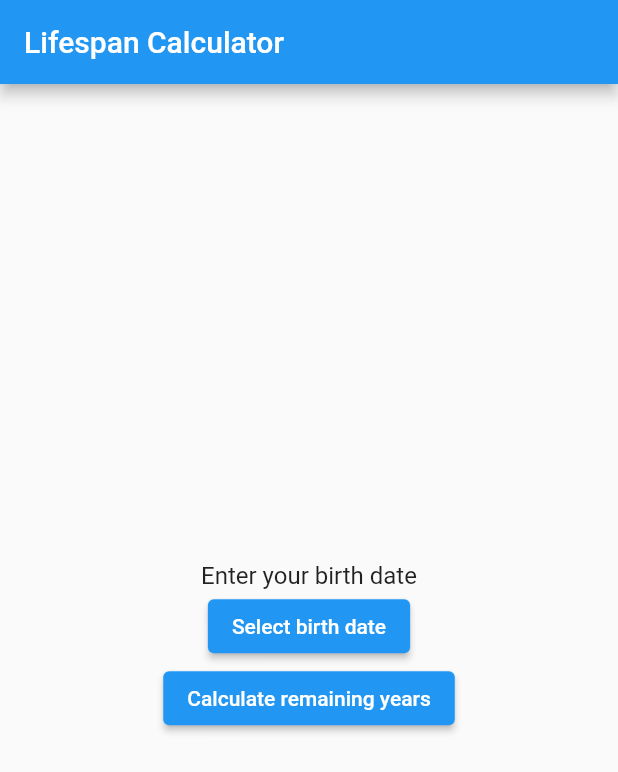
After one commit to ishii-kanade/lifespan_calculator, a Flutter app: the screen it shows after launch, on a phone screen of 412 x 824 dp. The commit adds this screen. Shown: the top 772 px of the screen. Run offline on Flutter 3.47's test engine with Material 2 defaults, Android fonts, the phone set to English and light mode, and no system bars.

Commit message:
ファイルをなるべく小さく分割

```diff
--- a/lib/age_calculator.dart
+++ b/lib/age_calculator.dart
@@ -1,5 +1,5 @@
 import 'package:flutter/material.dart';
-import 'age_input.dart';
+import 'age_calculator_screen.dart';
 
 class AgeCalculator extends StatelessWidget {
   const AgeCalculator({Key? key}) : super(key: key);
@@ -7,7 +7,7 @@ class AgeCalculator extends StatelessWidget {
   @override
   Widget build(BuildContext context) {
     return const MaterialApp(
-      home: AgeCalculatorWidget(),
+      home: AgeCalculatorScreen(),
     );
   }
 }
--- /dev/null
+++ b/lib/age_calculator_screen.dart
@@ -0,0 +1,27 @@
+import 'package:flutter/material.dart';
+import 'package:lifespan_calculator/widgets/birth_date.dart';
+import 'package:lifespan_calculator/widgets/calculate_button.dart';
+import 'package:lifespan_calculator/widgets/remaining_life_span.dart';
+import 'package:lifespan_calculator/widgets/select_birth_date_button.dart';
+
+class AgeCalculatorScreen extends StatelessWidget {
+  const AgeCalculatorScreen({Key? key}) : super(key: key);
+
+  @override
+  Widget build(BuildContext context) {
+    return Scaffold(
+      appBar: AppBar(
+        title: const Text('Lifespan Calculator'),
+      ),
+      body: Column(
+        mainAxisAlignment: MainAxisAlignment.center,
+        children: <Widget>[
+          birthDate(context),
+          selectBirthDateButton(context),
+          calculateButton(context),
+          remainingLifeSpan(context),
+        ],
+      ),
+    );
+  }
+}
--- /dev/null
+++ b/lib/widgets/birth_date.dart
@@ -0,0 +1,15 @@
+import 'package:flutter/material.dart';
+import 'package:provider/provider.dart';
+import '../age_calculator_viewmodel.dart';
+
+Widget birthDate(BuildContext context) {
+  final viewModel = Provider.of<AgeCalculatorViewModel>(context);
+  return Center(
+    child: Text(
+      viewModel.birthDate == null
+          ? 'Enter your birth date'
+          : 'Birth date: ${viewModel.birthDate!.toLocal()}'.split(' ')[0],
+      style: const TextStyle(fontSize: 16.0),
+    ),
+  );
+}
--- /dev/null
+++ b/lib/widgets/calculate_button.dart
@@ -0,0 +1,21 @@
+import 'package:flutter/material.dart';
+import 'package:provider/provider.dart';
+import '../age_calculator_logic.dart';
+import '../age_calculator_viewmodel.dart';
+
+Widget calculateButton(BuildContext context) {
+  return Center(
+    child: ElevatedButton(
+      onPressed: () {
+        final viewModel =
+        Provider.of<AgeCalculatorViewModel>(context, listen: false);
+        final result = calculateRemainingLife(viewModel.birthDate);
+        if (result != null) {
+          viewModel.setMessage(
+              'You have approximately ${result['years']} years, ${result['months']} months, and ${result['days']} days left.');
+        }
+      },
+      child: const Text('Calculate remaining years'),
+    ),
+  );
+}
--- /dev/null
+++ b/lib/widgets/remaining_life_span.dart
@@ -0,0 +1,8 @@
+import 'package:flutter/material.dart';
+import 'package:provider/provider.dart';
+import '../age_calculator_viewmodel.dart';
+
+Widget remainingLifeSpan(BuildContext context) {
+  final viewModel = Provider.of<AgeCalculatorViewModel>(context);
+  return Center(child: Text(viewModel.message));
+}
```
Also changed, not shown: lib/age_calculator_logic.dart (+0 -43 lines), lib/age_input.dart (deleted, +0 -24 lines), lib/widgets/select_birth_date_button.dart (added, +11 -0 lines).
